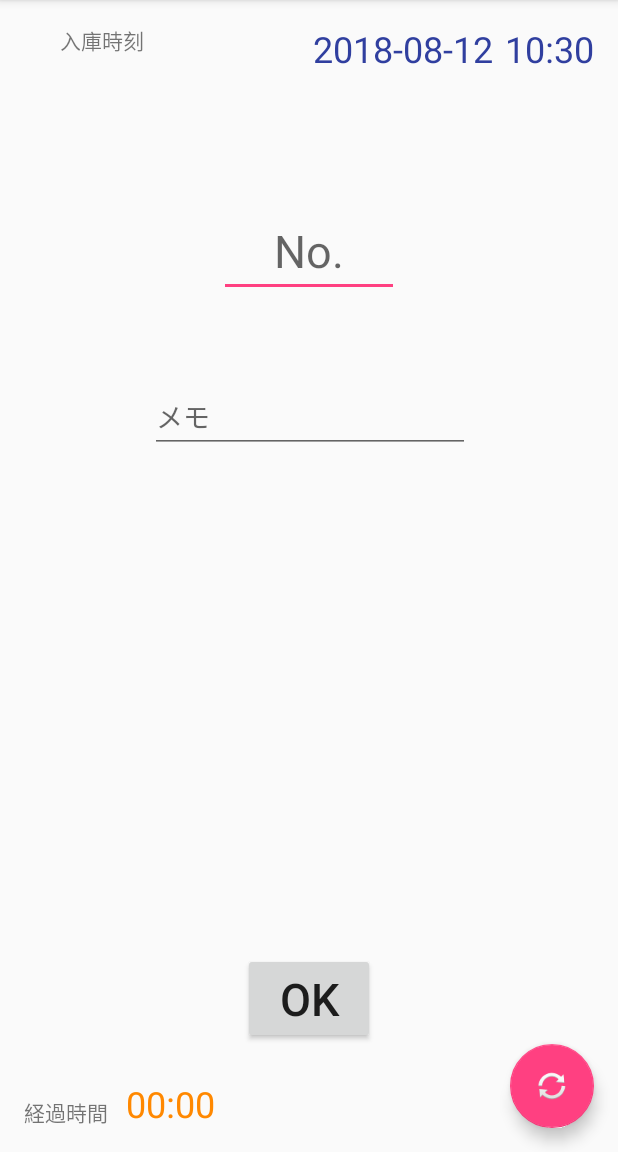
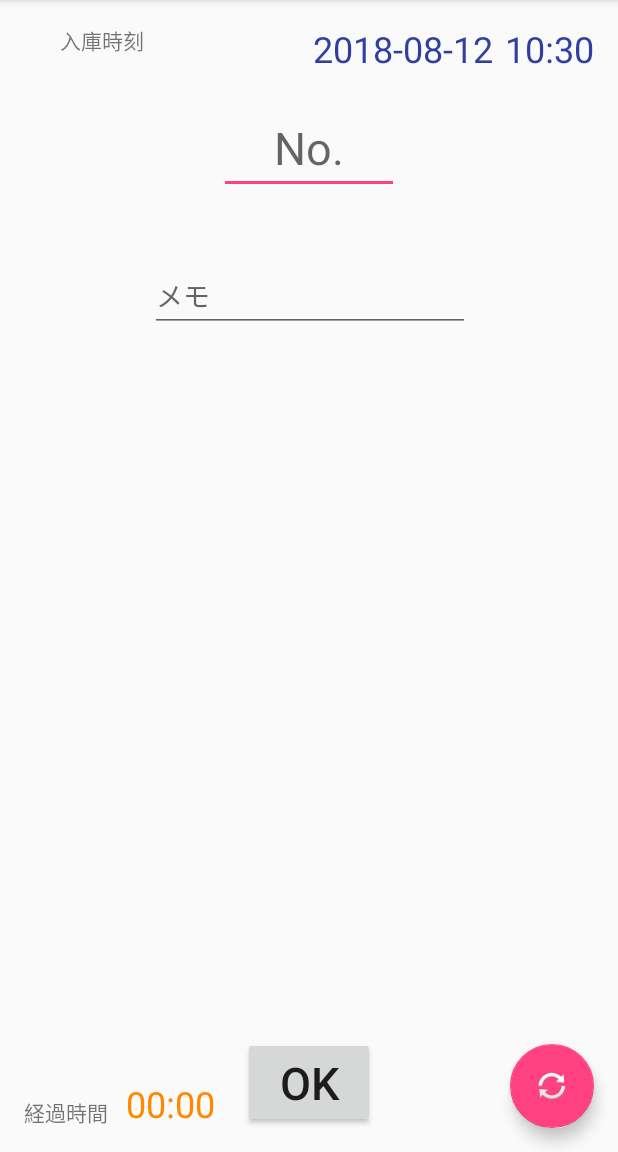
Before and after one commit to tanopanta/ChariDoco, an Android app: the screen it shows after launch (MainActivity), on a phone screen of 412 x 824 dp, the part 84-1236 px from its top. Run offline under Robolectric (Android 15) with nearby library versions, the phone set to English and light mode, and no system bars.

Commit message:
レイアウトの微修正

```diff
--- a/app/src/main/res/layout/activity_main.xml
+++ b/app/src/main/res/layout/activity_main.xml
@@ -36,7 +36,7 @@
         android:id="@+id/editParkingID"
         android:layout_width="120sp"
         android:layout_height="wrap_content"
-        android:layout_marginTop="88dp"
+        android:layout_marginTop="68dp"
         android:ems="10"
         android:hint="@string/parkingIdHint"
         android:imeOptions="actionDone"
@@ -47,19 +47,19 @@
         app:layout_constraintLeft_toLeftOf="parent"
         app:layout_constraintRight_toRightOf="parent"
         app:layout_constraintStart_toStartOf="parent"
-        app:layout_constraintTop_toBottomOf="@+id/textTime" />
+        app:layout_constraintTop_toTopOf="parent" />
 
     <EditText
         android:id="@+id/editMemo"
         android:layout_width="wrap_content"
         android:layout_height="wrap_content"
-        android:layout_marginTop="56dp"
+        android:layout_marginTop="44dp"
         android:ems="10"
         android:hint="@string/Memo"
         android:inputType="textMultiLine"
         android:singleLine="false"
         app:layout_constraintEnd_toEndOf="parent"
-        app:layout_constraintHorizontal_bias="0.503"
+        app:layout_constraintHorizontal_bias="0.502"
         app:layout_constraintLeft_toLeftOf="parent"
         app:layout_constraintRight_toRightOf="parent"
         app:layout_constraintStart_toStartOf="parent"
@@ -119,7 +119,7 @@
         android:id="@+id/buttonOK"
         android:layout_width="wrap_content"
         android:layout_height="wrap_content"
-        android:layout_marginBottom="72dp"
+        android:layout_marginBottom="16dp"
         android:text="@string/ok"
         android:textSize="30sp"
         app:layout_constraintBottom_toBottomOf="parent"
```
